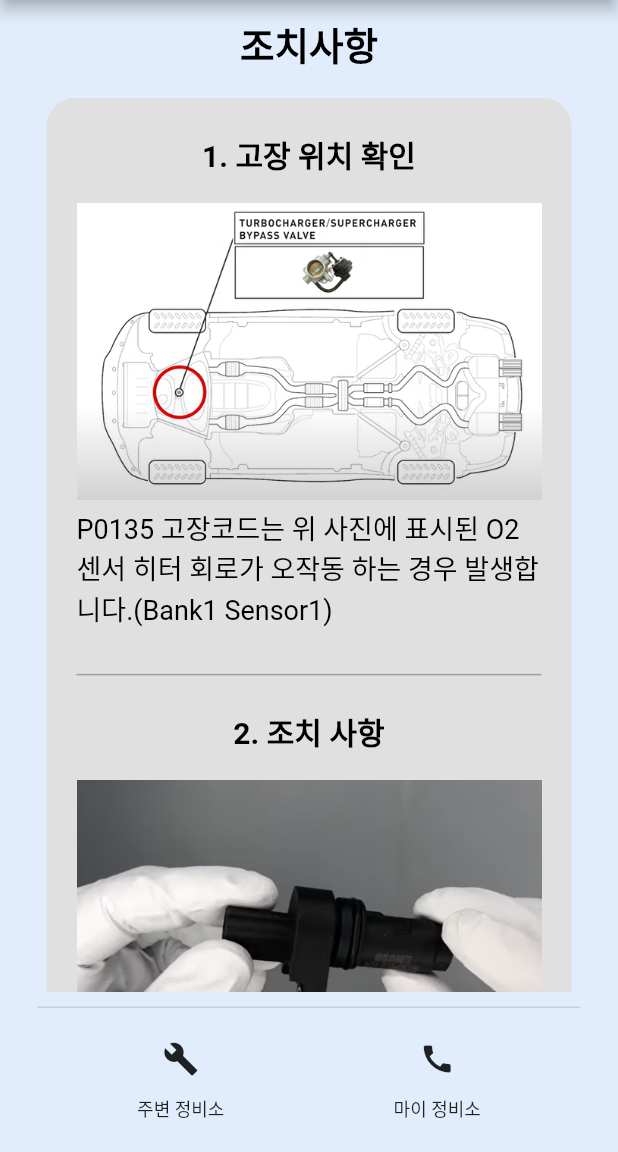
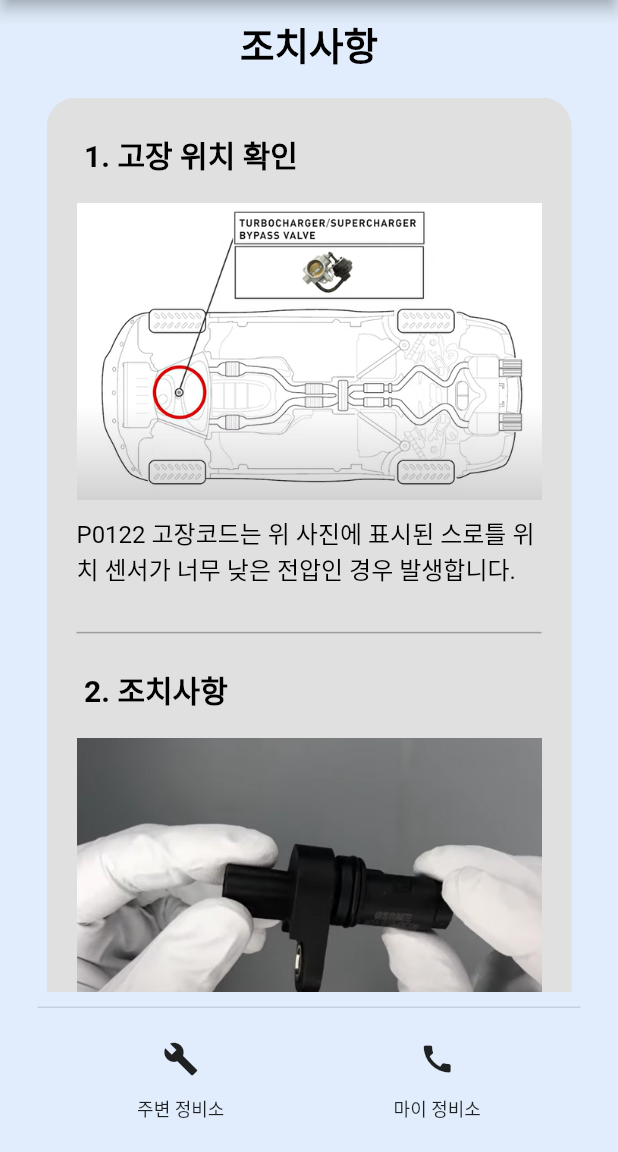
Before and after one commit to Safe-Drive-Save-Life/SDSL-App, a Flutter app: the Action2 screen opened directly, on a phone screen of 412 x 824 dp, the part 84-1236 px from its top. Run offline on Flutter 3.47's test engine with Material 2 defaults, Android fonts, the phone set to English and light mode, and no system bars; our stand-ins replace firebase_core, firebase_messaging, flutter_local_notifications, geolocator, get; accounts and stored records are empty.

Commit message:
#24 - action 1,2,3 리팩토링 및 마이 정비소 기능 추가 (충돌 해결)

```diff
--- a/SDSL/lib/pages/action/action2.dart
+++ b/SDSL/lib/pages/action/action2.dart
@@ -1,5 +1,6 @@
 import 'package:flutter/material.dart';
-import '../../buttons/nearCarcenterBtn.dart';
+import 'package:sdsl/components/carServiceBtnsBar.dart';
+import '../../components/customAppbar.dart';
 
 class Action2 extends StatefulWidget {
   @override
@@ -11,14 +12,7 @@ class _Action2State extends State<Action2> {
   Widget build(BuildContext context) {
     return Scaffold(
       backgroundColor: Color(0xffe1edfc),
-      appBar: AppBar(
-        backgroundColor: Colors.white,
-        centerTitle: true,
-        title: Text(
-          'SDSL',
-          style: TextStyle(color: Colors.blueAccent),
-        ),
-      ),
+      appBar: CustomAppBar(),
       body: Padding(
         padding: const EdgeInsets.symmetric(
           horizontal: 15.0,
@@ -26,7 +20,6 @@ class _Action2State extends State<Action2> {
         child: Column(
           children: <Widget>[
             SizedBox(height: 20),
-
             Text(
               '조치사항',
               textAlign: TextAlign.center,
@@ -37,12 +30,11 @@ class _Action2State extends State<Action2> {
                 height: 1.0,
               ),
             ),
-
             SizedBox(height: 20),
 
+            // 조치사항 내용 담을 컨테이너
             Expanded(
               child: SingleChildScrollView(
-                child: Center(
                 child: Container(
                   width: 350,
                   padding: EdgeInsets.symmetric(horizontal: 20.0),
@@ -54,8 +46,10 @@ class _Action2State extends State<Action2> {
                     children: <Widget>[
                       // 조치사항 내용
                       SizedBox(height: 30.0),
-
-                        Text(
+                      // 1. 고장 위치 확인
+                      SizedBox(
+                        width: 300,
+                        child: Text(
                           '1. 고장 위치 확인',
                           textAlign: TextAlign.left,
                           style: TextStyle(
@@ -65,34 +59,36 @@ class _Action2State extends State<Action2> {
                             height: 1.0,
                           ),
                         ),
-
+                      ),
                       SizedBox(height: 20.0),
 
+                      // 고장 위치 사진
                       Image.asset(
                         'assets/images/P0035_1.png',
                         fit: BoxFit.fitWidth,
                       ),
-
-                        SizedBox(height: 5.0),
-
+                      SizedBox(height: 10.0),
                       Text(
-                          'P0135 고장코드는 위 사진에 표시된 O2 센서 히터 회로가 오작동 하는 경우 발생합니다.(Bank1 Sensor1)',
+                        'P0122 고장코드는 위 사진에 표시된 스로틀 위치 센서가 너무 낮은 전압인 경우 발생합니다.',
                         style: TextStyle(
-                            fontSize: 18,
+                          fontSize: 16,
                           color: Colors.black,
                         ),
                       ),
                       SizedBox(height: 30.0),
 
+                      // 회색 구분선
                       Container(
                         height: 1.0,
                         color: Colors.grey,
                       ),
-
                       SizedBox(height: 30.0),
 
-                        Text(
-                          '2. 조치 사항',
+                      // 2. 조치사항
+                      SizedBox(
+                        width: 300,
+                        child: Text(
+                          '2. 조치사항',
                           textAlign: TextAlign.left,
                           style: TextStyle(
                             fontSize: 20,
@@ -101,155 +97,94 @@ class _Action2State extends State<Action2> {
                             height: 1.0,
                           ),
                         ),
-
+                      ),
                       SizedBox(height: 20.0),
 
                       Image.asset(
                         'assets/images/P0335_2.png',
                         fit: BoxFit.fitWidth,
                       ),
-
-                        SizedBox(height: 5.0),
-
+                      SizedBox(height: 10.0),
                       Text(
                         '1) 크랭크축의 위치 센서를 찾아야해요. 보통 엔진의 앞쪽 하단의 위치해 있어요.',
                         style: TextStyle(
-                            fontSize: 18,
+                          fontSize: 16,
                           color: Colors.black,
                         ),
                       ),
-                        SizedBox(height: 10.0),
+                      SizedBox(height: 15.0),
 
                       Image.asset(
                         'assets/images/P0335_2.png',
                         fit: BoxFit.fitWidth,
                       ),
-
-                        SizedBox(height: 5.0),
-
+                      SizedBox(height: 10.0),
                       Text(
                         '2) 크랭크축 위치 센서를 조심스럽게 탈거해요.',
                         style: TextStyle(
-                            fontSize: 18,
+                          fontSize: 16,
                           color: Colors.black,
                         ),
                       ),
-
-                        SizedBox(height: 5.0),
-
+                      SizedBox(height: 10.0),
                       Text(
-                          '+) 그리고 센서가 오염되지 않았는지 확인해주세요',
+                        '+) 그리고 센서가 오염되지 않았는지 확인해주세요.',
                         style: TextStyle(
-                            fontSize: 18,
+                          fontSize: 16,
                           color: Colors.black,
                         ),
                       ),
-
-                        SizedBox(height: 10.0),
+                      SizedBox(height: 15.0),
 
                       Image.asset(
                         'assets/images/P0335_3.png',
                         fit: BoxFit.fitWidth,
                       ),
-
-                        SizedBox(height: 5.0),
-
+                      SizedBox(height: 10.0),
                       Text(
-                          '3) 센서의 저항을 측정하기 위하여 멀티미터를 준비합니다.',
+                        '3) 센서의 저항을 측정하기 위하여 멀티미터를 준비해요.',
                         style: TextStyle(
-                            fontSize: 18,
+                          fontSize: 16,
                           color: Colors.black,
                         ),
                       ),
-
-                        SizedBox(height: 10.0),
+                      SizedBox(height: 15.0),
 
                       Image.asset(
                         'assets/images/P0335_4.png',
                         fit: BoxFit.fitWidth,
                       ),
-
-                        SizedBox(height: 5.0),
-
+                      SizedBox(height: 10.0),
                       Text(
-                          '4) 센서의 저항값이 차량의 권장 저항값의 범위와 다른 경우 교체를 해야합니다.',
+                        '4) 센서의 저항값이 차량의 권장 저항값의 범위와 다른 경우 교체를 해야해요.',
                         style: TextStyle(
-                            fontSize: 18,
+                          fontSize: 16,
                           color: Colors.black,
                         ),
                       ),
-
-                        SizedBox(height: 10.0),
+                      SizedBox(height: 15.0),
 
                       Image.asset(
                         'assets/images/P0335_5.png',
                         fit: BoxFit.fitWidth,
                       ),
-
-                        SizedBox(height: 5.0),
-
+                      SizedBox(height: 10.0),
                       Text(
-                          '5) 새롭게 교체할 센서를 준비하고 O-Ring이 떨어지지 않았는지 확인한 후 기존에 있었던 자리에 장착하세요.',
+                        '5) 새롭게 교체할 센서를 준비하고, O-Ring이 떨어지지 않았는지 확인한 후 기존에 있었던 자리에 장착하세요.',
                         style: TextStyle(
-                            fontSize: 18,
+                          fontSize: 16,
                           color: Colors.black,
                         ),
                       ),
-
                       SizedBox(height: 30.0),
-
                     ],
-                    ),
                   ),
                 ),
               ),
             ),
 
             // 주변 정비소, 마이 정비소 버튼
-            Container(
-              decoration: BoxDecoration(
-                border: Border(
-                  top: BorderSide(
-                    color: Colors.black12,
-                  ),
-                ),
-              ),
-              margin: EdgeInsets.all(10.0),
-              child: Padding(
-                padding: EdgeInsets.all(10.0),
-                child: Row(
-                  mainAxisAlignment: MainAxisAlignment.spaceAround,
-                  children: <Widget>[
-                    Column(
-                      children: <Widget>[
-                        IconButton(
-                          onPressed: () {
-                            nearCarcenterBtn().searchNearCarcenter();
-                          },
-                          icon: const Icon(Icons.build),
-                        ),
-                        Text(
-                          '주변 정비소',
-                          style: TextStyle(fontSize: 12),
-                        ),
-                      ],
-                    ),
-                    Column(
-                      children: <Widget>[
-                        IconButton(
-                          onPressed: () {},
-                          icon: const Icon(Icons.call),
-                        ),
-                        Text(
-                          '마이 정비소',
-                          style: TextStyle(fontSize: 12),
-                        ),
-                      ],
-                    ),
-                  ],
-                ),
-              ),
-            ),
+            CarServiceBtnsBar(),
           ],
         ),
       ),
```
Also changed, not shown: SDSL/lib/pages/action/action1.dart (+45 -118 lines), SDSL/lib/pages/action/action3.dart (+27 -82 lines). Lines whose indentation alone changed are shown as unchanged.
